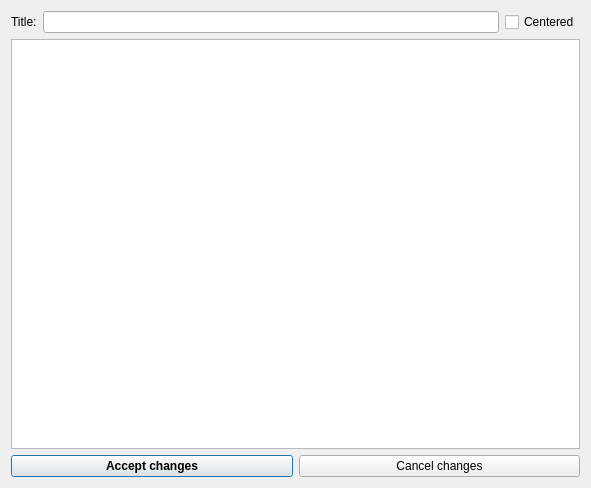
Above: src/gui/GraphWindowTools/alegenddialog.ui from andrmor/ANTS2 before the change. Below: the same form after it.
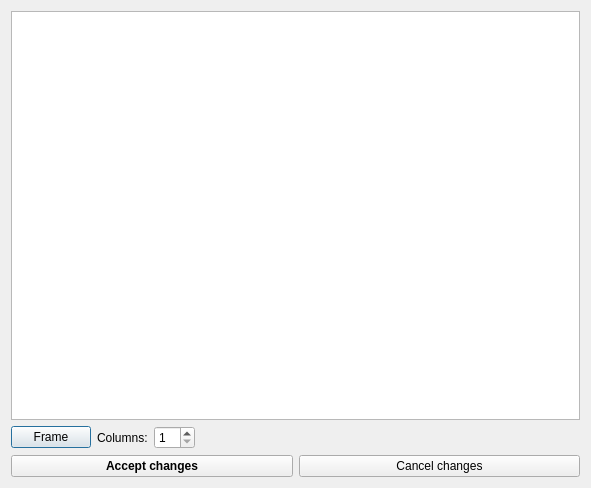
That is the form after the change.

```diff
--- a/src/gui/GraphWindowTools/alegenddialog.ui
+++ b/src/gui/GraphWindowTools/alegenddialog.ui
@@ -14,27 +14,6 @@
    <string>Dialog</string>
   </property>
   <layout class="QVBoxLayout" name="verticalLayout">
-   <item>
-    <layout class="QHBoxLayout" name="horizontalLayout">
-     <item>
-      <widget class="QLabel" name="label">
-       <property name="text">
-        <string>Title:</string>
-       </property>
-      </widget>
-     </item>
-     <item>
-      <widget class="QLineEdit" name="leTitle"/>
-     </item>
-     <item>
-      <widget class="QCheckBox" name="cbCentered">
-       <property name="text">
-        <string>Centered</string>
-       </property>
-      </widget>
-     </item>
-    </layout>
-   </item>
    <item>
     <widget class="QSplitter" name="splitter">
      <property name="sizePolicy">
@@ -58,6 +37,47 @@
      </widget>
     </widget>
    </item>
+   <item>
+    <layout class="QHBoxLayout" name="horizontalLayout">
+     <item>
+      <widget class="QPushButton" name="pbConfigureFrame">
+       <property name="text">
+        <string>Frame</string>
+       </property>
+      </widget>
+     </item>
+     <item>
+      <widget class="QLabel" name="label">
+       <property name="text">
+        <string>Columns:</string>
+       </property>
+      </widget>
+     </item>
+     <item>
+      <widget class="QSpinBox" name="sbNumColumns">
+       <property name="minimum">
+        <number>1</number>
+       </property>
+       <property name="maximum">
+        <number>10</number>
+       </property>
+      </widget>
+     </item>
+     <item>
+      <spacer name="horizontalSpacer">
+       <property name="orientation">
+        <enum>Qt::Horizontal</enum>
+       </property>
+       <property name="sizeHint" stdset="0">
+        <size>
+         <width>40</width>
+         <height>20</height>
+        </size>
+       </property>
+      </spacer>
+     </item>
+    </layout>
+   </item>
    <item>
     <layout class="QHBoxLayout" name="horizontalLayout_2">
      <item>
```
